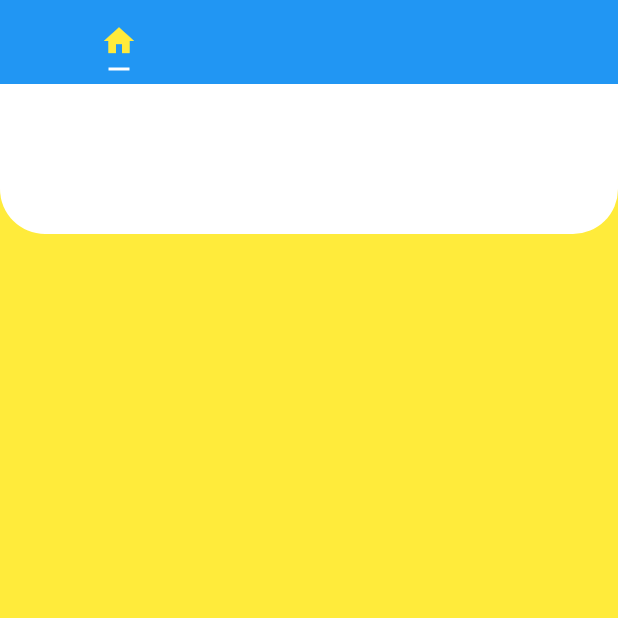
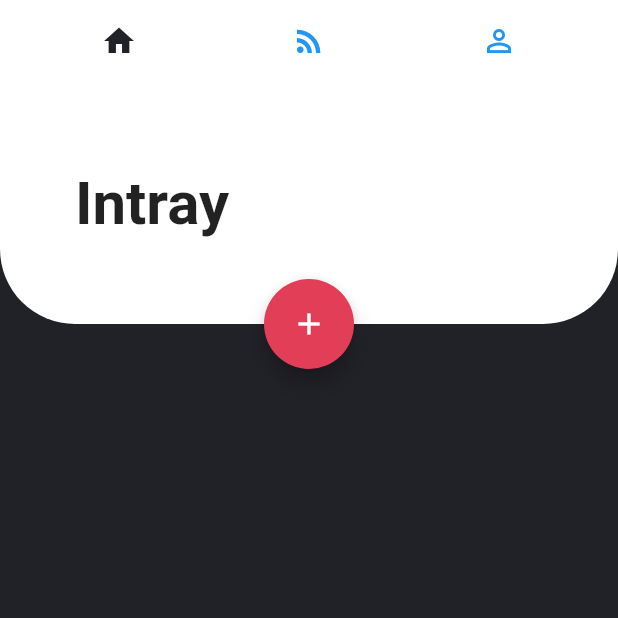
Before and after one commit to dani9875/todoapp, a Flutter app: the screen it shows after launch, on a phone screen of 412 x 824 dp, the top half of it. Run offline on Flutter 3.47's test engine with Material 2 defaults, Android fonts, the phone set to English and light mode, and no system bars; Roboto replaces fonts that are missing (Avenir).

Commit message:
Create intray top bar

```diff
--- a/todoapp/lib/main.dart
+++ b/todoapp/lib/main.dart
@@ -1,4 +1,5 @@
 import 'package:flutter/material.dart';
+import 'models/global.dart';
 
 void main() {
   runApp(MyApp());
@@ -20,7 +21,7 @@ class MyApp extends StatelessWidget {
         // or simply save your changes to "hot reload" in a Flutter IDE).
         // Notice that the counter didn't reset back to zero; the application
         // is not restarted.
-        primarySwatch: Colors.blue,
+        primarySwatch: Colors.grey,
       ),
       home: MyHomePage(title: 'ToDo App'),
     );
@@ -58,7 +59,7 @@ class _MyHomePageState extends State<MyHomePage> {
               TabBarView(
                 children: [
                   new Container(
-                    color: Colors.yellow,
+                    color: darkGreyColor,
                   ),
                   new Container(
                     color: Colors.orange,
@@ -69,14 +70,35 @@ class _MyHomePageState extends State<MyHomePage> {
                 ],
               ),
               Container(
-                height: 100,
+                  padding: EdgeInsets.only(left: 50),
+                  height: 160,
                   decoration: BoxDecoration(
                     borderRadius: BorderRadius.only(
-                      bottomLeft: Radius.circular(30),
-                      bottomRight: Radius.circular(30)),
+                        bottomLeft: Radius.circular(50),
+                        bottomRight: Radius.circular(50)),
                     color: Colors.white,
                   ),
-              )
+                  child: Row(
+                    mainAxisAlignment: MainAxisAlignment.spaceBetween,
+                    children: <Widget>[
+                      Text(
+                        "Intray",
+                        style: intrayTitleStyle,
+                      ),
+                      Container()
+                    ],
+                  )),
+              Container(
+                  height: 60,
+                  width: 60,
+                  margin: EdgeInsets.only(
+                      top: 130,
+                      left: MediaQuery.of(context).size.width * 0.5 - 30),
+                  child: FloatingActionButton(
+                    child: Icon(Icons.add),
+                    backgroundColor: redColor,
+                    onPressed: () {},
+                  ))
             ]),
             appBar: AppBar(
                 elevation: 0,
@@ -92,12 +114,13 @@ class _MyHomePageState extends State<MyHomePage> {
                       icon: new Icon(Icons.perm_identity),
                     ),
                   ],
-                labelColor: Colors.yellow,
+                  labelColor: darkGreyColor,
                   unselectedLabelColor: Colors.blue,
                   indicatorSize: TabBarIndicatorSize.label,
                   indicatorPadding: EdgeInsets.all(5.0),
+                  indicatorColor: Colors.transparent,
                 ),
-            ),
+                backgroundColor: Colors.white),
             backgroundColor: Colors.black,
           ),
         ),
--- /dev/null
+++ b/todoapp/lib/models/global.dart
@@ -0,0 +1,8 @@
+import "package:flutter/material.dart";
+
+Color darkGreyColor = new Color(0xFF212128);
+
+TextStyle intrayTitleStyle = new TextStyle(
+    fontFamily: "Avenir", fontWeight: FontWeight.bold, fontSize: 40);
+
+Color redColor = new Color(0xFFE33E57);
```
Lines whose indentation alone changed are shown as unchanged.
